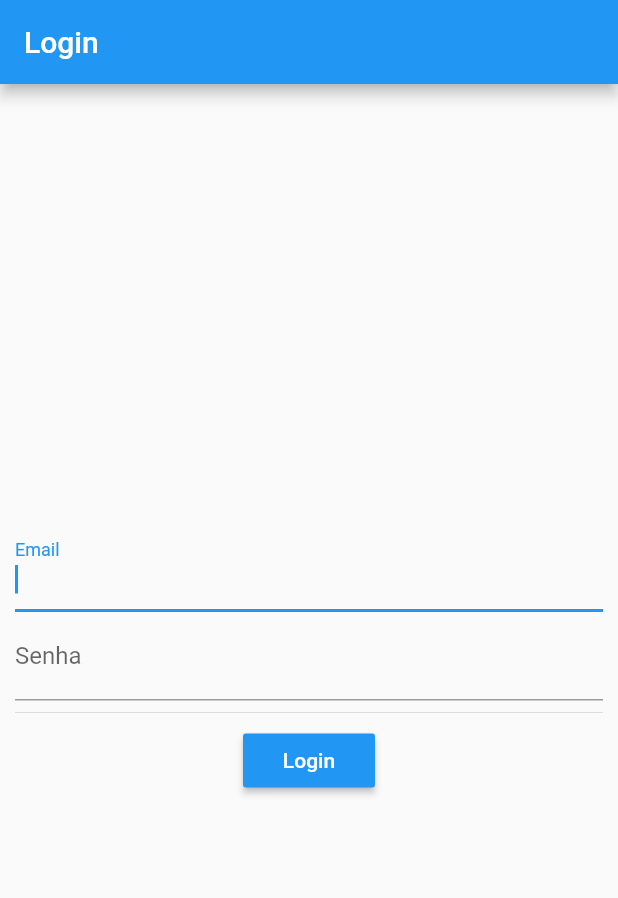
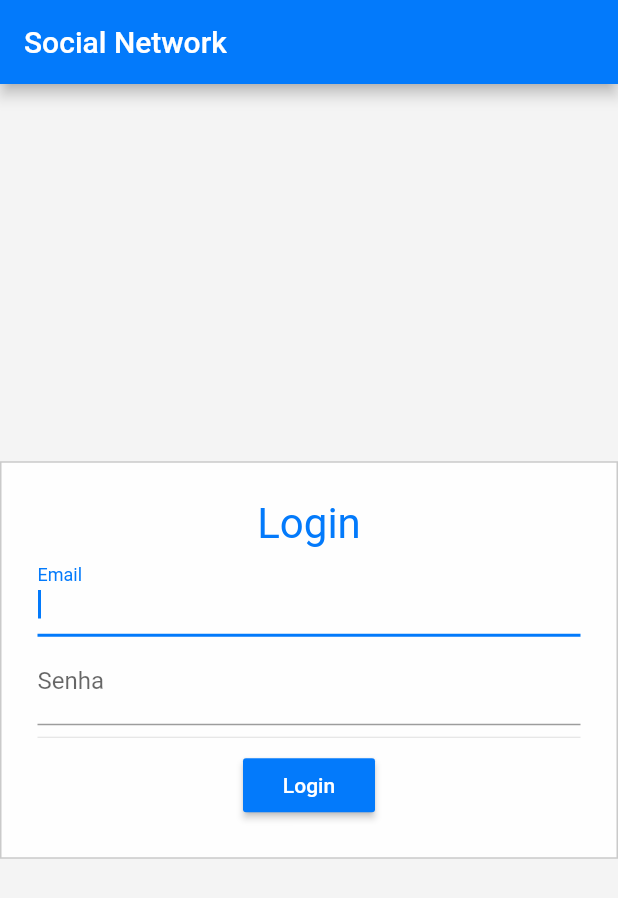
Before and after one commit to alandoni/socialnetwork, a Flutter app: the screen it shows after launch, on a phone screen of 412 x 824 dp. Shown: the top 898 px of the screen. Run offline on Flutter 3.47's test engine with Material 2 defaults, Android fonts, the light colour scheme and no system bars; our stand-ins replace provider_architecture, sqflite; accounts and stored records are empty.

Commit message:
Adjusting the layout

```diff
--- a/flutter/lib/data/database.dart
+++ b/flutter/lib/data/database.dart
@@ -27,28 +27,24 @@ class AppDatabase {
   Future<int> insert(String table, Map values) async {
     Database db = await createDatabase();
     int result = await db.insert(table, values, conflictAlgorithm: ConflictAlgorithm.replace);
-    db.close();
     return result;
   }
 
   Future<List<Map<String, dynamic>>> get(String table, String where, List<String> whereArgs) async {
     Database db = await createDatabase();
     List<dynamic> maps = await db.query(table, where: where, whereArgs: whereArgs);
-    db.close();
     return maps.toList();
   }
 
   Future<int> update(String table, values, String where, List<String> whereArgs) async {
     final Database db = await createDatabase();
     int result = await db.update(table, values, where: where, whereArgs: whereArgs);
-    db.close();
     return result;
   }
 
   Future<int> delete(String table, String where, List<String> whereArgs) async {
     final Database db = await createDatabase();
     int result = await db.delete(table, where: where, whereArgs: whereArgs);
-    db.close();
     return result;
   }
 }
--- a/flutter/lib/data/httpClient.dart
+++ b/flutter/lib/data/httpClient.dart
@@ -2,7 +2,7 @@ import 'package:http/http.dart' as http;
 import 'dart:convert';
 
 class HttpClient {
-  static const String URL = "http://192.168.15.17:8080";
+  static const String URL = "http://192.168.15.11:8080";
 
   Future<dynamic> get(String url) async {
     final response = await http.get("$URL$url");
--- a/flutter/lib/main.dart
+++ b/flutter/lib/main.dart
@@ -1,6 +1,7 @@
 import "package:flutter/material.dart";
 import "views/loginView.dart";
 import 'views/postsView.dart';
+import 'package:SocialNetwork/views/colors.dart';
 
 void main() => runApp(MyApp());
 
@@ -11,12 +12,16 @@ class MyApp extends StatelessWidget {
     return MaterialApp(
       title: "Flutter Demo",
       theme: ThemeData(
-        primarySwatch: Colors.blue,
+        primarySwatch: AppColors.primaryMaterialColor,
+        primaryColor: AppColors.primaryColor,
+        backgroundColor: AppColors.backgroundColor,
+        scaffoldBackgroundColor: AppColors.backgroundColor,
+        buttonColor: AppColors.primaryColor,
       ),
       initialRoute: "/",
       routes: {
-        "/": (context) => LoginView(title: "Login"),
-        "/posts": (context) => PostsView(title: "Posts")
+        "/": (context) => LoginView(title: "Social Network"),
+        "/posts": (context) => PostsView(title: "Social Network")
       },
     );
   }
--- /dev/null
+++ b/flutter/lib/views/colors.dart
@@ -0,0 +1,37 @@
+import 'package:flutter/material.dart';
+
+class AppColors {
+    static int primary = 0xff037afb;
+    static Color backgroundColor = new Color(0xfff4f4f4);
+    static Color borderColor = new Color(0xffcacaca);
+    static Color textColor = new Color(0xff212529);
+    static Color textFieldBorderColor = new Color(0xffced4da);
+    static Color textFieldColor = new Color(0xff495057);
+    static Color primaryColor = new Color(primary);
+    static Color primaryTextColor = new Color(primary);
+    static Color buttonColor = new Color(0xffffffff);
+    static Color sectionBackgroundColor = new Color(0xfffefefe);
+    static Color errorBackgroundColor = new Color(0xfff8d7da);
+    static Color errorTextColor = new Color(0xff721c24);
+    static Color errorBorderColor = new Color(0xfff5c6cb);
+    static Color warningBackgroundColor = new Color(0xfffff3cd);
+    static Color warningTextColor = new Color(0xff856404);
+    static Color warningBorderColor = new Color(0xffffeeba);
+
+    static MaterialColor primaryMaterialColor = MaterialColor(primary, AppColors.colorMap());
+
+    static Map<int, Color> colorMap() {
+      return {
+         50: new Color(0xffe3f3fe),
+        100: new Color(0xffbbe1fe),
+        200: new Color(0xff8fceff),
+        300: new Color(0xff61bbfe),
+        400: new Color(0xff3aacff),
+        500: new Color(primary),
+        600: new Color(0xff008ff1),
+        700: new Color(0xff007dde),
+        800: new Color(0xff006bcc),
+        900: new Color(0xff004dad),
+      };
+    }
+}
--- a/flutter/lib/views/loginView.dart
+++ b/flutter/lib/views/loginView.dart
@@ -1,3 +1,4 @@
+import 'package:SocialNetwork/views/colors.dart';
 import 'package:flutter/material.dart';
 import 'package:provider_architecture/viewmodel_provider.dart';
 import 'bindingTextField.dart';
@@ -24,22 +25,28 @@ class LoginView extends StatelessWidget {
     );
   }
 
-  Widget buildWidget(BuildContext context, LoginViewModel model, Widget child) {
-    return Scaffold(
-      appBar: AppBar(
-        title: Text(title),
+  Widget content(BuildContext context, LoginViewModel model) {
+    return Column(
+      mainAxisAlignment: MainAxisAlignment.center,
+      mainAxisSize: MainAxisSize.min,
+      children: <Widget>[
+        Text(
+          "Login",
+          style: TextStyle(color: AppColors.primaryTextColor, fontSize: 28),
         ),
-      body: Padding(
-        padding: const EdgeInsets.all(10.0),
-        child: Center(
-          child: Column(
-            mainAxisAlignment: MainAxisAlignment.center,
-            children: <Widget>[
         Offstage(
           offstage: model.error == null,
+          child: Container(
+            margin: const EdgeInsets.fromLTRB(0, 12, 0, 0),
+            padding: const EdgeInsets.fromLTRB(12, 6, 6, 6),
+            decoration: new BoxDecoration(
+              border: Border.all(color: AppColors.errorBorderColor),
+              color: AppColors.errorBackgroundColor,
+            ),
             child: Text(
               model.error ?? "",
-                  style: TextStyle(color: Colors.red),
+              style: TextStyle(color: AppColors.errorTextColor),
+            ),
           ),
         ),
         BindingTextField(
@@ -68,6 +75,24 @@ class LoginView extends StatelessWidget {
           ),
         )
       ],
+    );
+  }
+
+  Widget buildWidget(BuildContext context, LoginViewModel model, Widget child) {
+    return Scaffold(
+      appBar: AppBar(
+        title: Text(title),
+      ),
+      body: Center(
+        child: Container(
+          padding: const EdgeInsets.all(12.0),
+          decoration: new BoxDecoration(
+            border: new Border.all(color: AppColors.borderColor),
+            color: AppColors.sectionBackgroundColor,
+          ),
+          child: Padding(
+            padding: const EdgeInsets.all(12.0),
+            child: this.content(context, model),
           ),
         ),
       ),
--- a/flutter/lib/views/loginViewModel.dart
+++ b/flutter/lib/views/loginViewModel.dart
@@ -44,6 +44,9 @@ class LoginViewModel extends ChangeNotifier {
       setLoggedUserAndProccedToNextScreen(loggedUser);
     } catch (error) {
       this.error = error.message;
+      if (this.error.length == 0) {
+        this.error = error.osError.message;
+      }
       notifyListeners();
     }
   }
```
Also changed, not shown: flutter/lib/domain/post/post.dart (+22 -10 lines), flutter/lib/domain/post/reaction.dart (+9 -2 lines), flutter/lib/views/postsView.dart (+93 -27 lines), flutter/lib/views/postsViewModel.dart (+15 -0 lines). Lines whose indentation alone changed are shown as unchanged.
